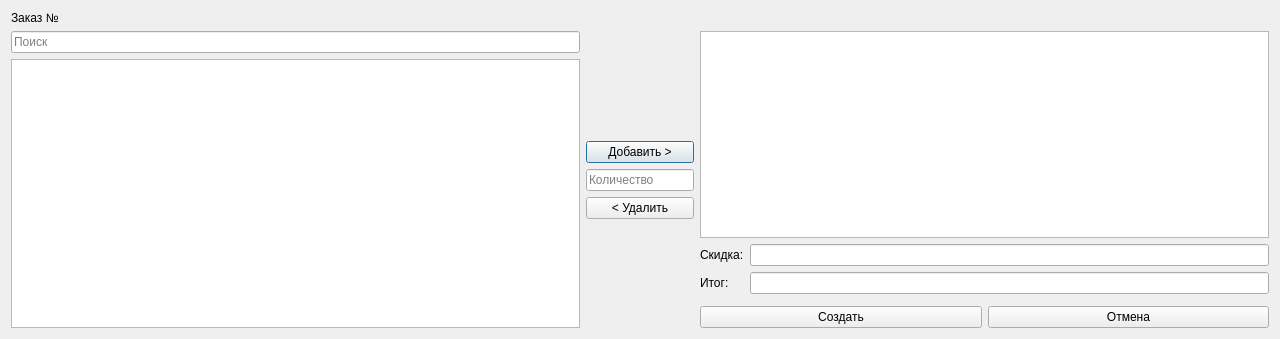
Qt form dialog_create_order.ui (MukizuL/Retail-Sale-App) before a commit.
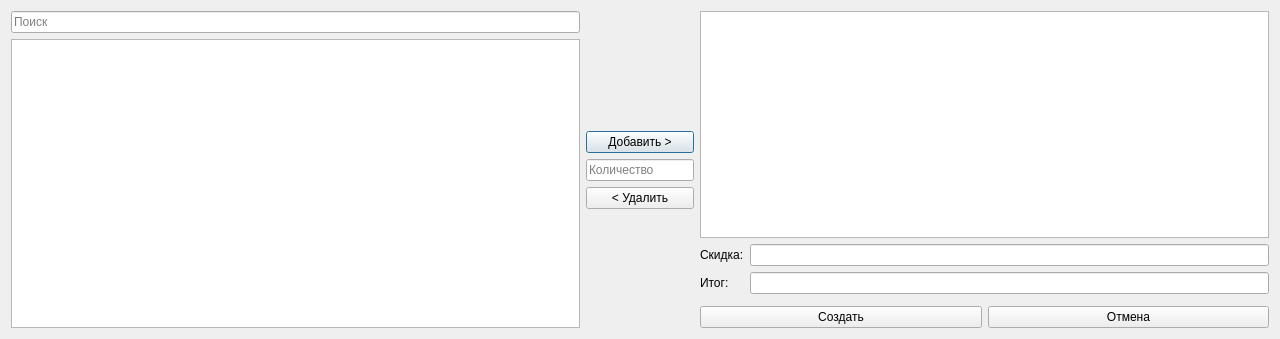
The same form after that commit.

Commit message: Validators, QSqlQueryModel and layout updates

What changed in the file:
```diff
--- a/dialog_create_order.ui
+++ b/dialog_create_order.ui
@@ -23,21 +23,9 @@
    </size>
   </property>
   <property name="windowTitle">
-   <string>Dialog</string>
+   <string>Новый заказ</string>
   </property>
-  <layout class="QVBoxLayout" name="verticalLayout">
-   <item>
-    <widget class="QLabel" name="label">
-     <property name="text">
-      <string>Заказ №</string>
-     </property>
-    </widget>
-   </item>
-   <item>
     <layout class="QHBoxLayout" name="horizontalLayout">
-     <property name="bottomMargin">
-      <number>0</number>
-     </property>
      <item>
       <layout class="QVBoxLayout" name="verticalLayout_2">
        <property name="rightMargin">
@@ -179,7 +167,7 @@
          </property>
          <property name="minimumSize">
           <size>
-           <width>500</width>
+         <width>310</width>
            <height>0</height>
           </size>
          </property>
@@ -295,8 +283,6 @@
             <string>Отмена</string>
            </property>
           </widget>
-         </item>
-        </layout>
        </item>
       </layout>
      </item>
```
Lines whose indentation alone changed are shown as unchanged. The commit also changes 10 other files.
